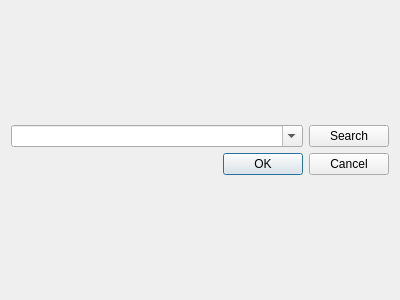
Qt form src/plugins/qompplugingettunesdlg.ui (qomp/qomp) before a commit.
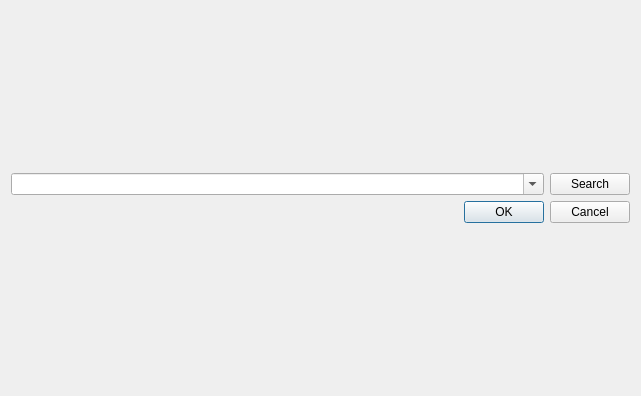
The same form after that commit.

```diff
--- a/src/plugins/qompplugingettunesdlg.ui
+++ b/src/plugins/qompplugingettunesdlg.ui
@@ -6,8 +6,8 @@
    <rect>
     <x>0</x>
     <y>0</y>
-    <width>400</width>
-    <height>300</height>
+    <width>641</width>
+    <height>396</height>
    </rect>
   </property>
   <property name="windowTitle">
```
Left out of the diff: 2 changed lines with no effect on the pictures.
